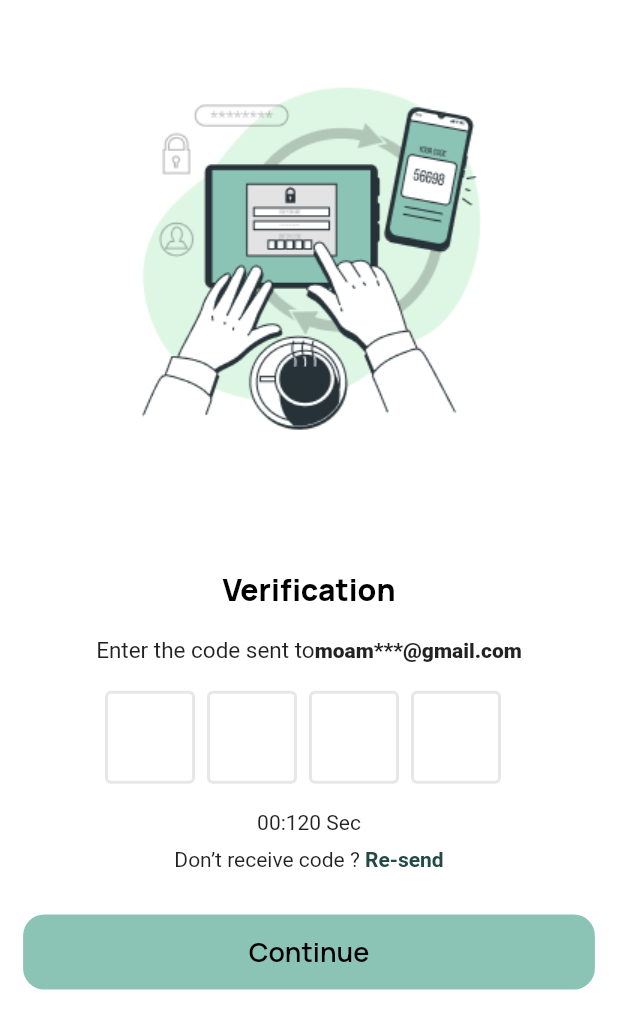
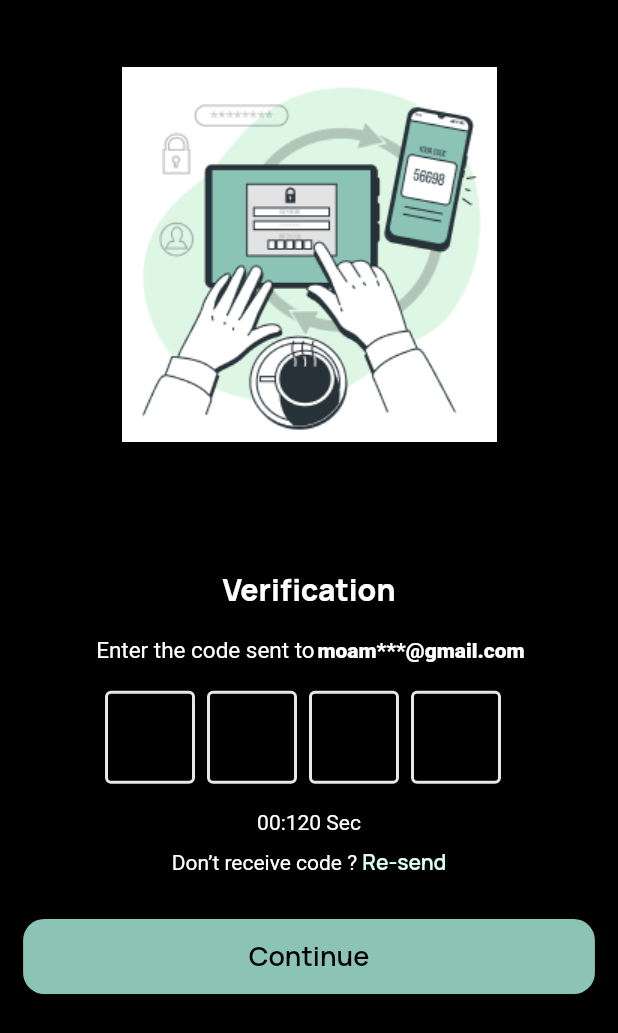
Before and after one commit to Mohamedihab29592/pillMate, a Flutter app: the ForgetPassword screen opened directly, after a tap on "Continue", on a phone screen of 412 x 824 dp. Shown: the top 1033 px of the screen. Run offline on Flutter 3.47's test engine with Material 2 defaults, Android fonts, the light colour scheme and no system bars; drawn by our look-alikes of flutter_otp_text_field; our stand-ins replace auto_size_text, dots_indicator, flutter_bloc, flutter_screenutil, flutter_svg, fluttertoast and 4 more; accounts and stored records are empty; statements that could not run were skipped.

Commit message:
Auth Edit

```diff
--- a/lib/core/utils/app_strings.dart
+++ b/lib/core/utils/app_strings.dart
@@ -48,7 +48,7 @@ class AppStrings {
   static const String resend = 'Re-send';
   static const String mailExample = 'moam***@gmail.com';
   static const String time = '00:120 Sec';
-  static const String enterCodeSent = 'Enter the code sent to';
+  static const String enterCodeSent = 'Enter the code sent to ';
   static const String dontReceiveCode = 'Don’t receive code ? ';
   static const String welcom = 'Welcome To PillMate';
   static const String orLoginWith = 'Or Login With';
--- a/lib/features/auth/presenation/screens/forget_password.dart
+++ b/lib/features/auth/presenation/screens/forget_password.dart
@@ -6,6 +6,9 @@ import 'package:pill_mate/core/functions/navigate.dart';
 import 'package:pill_mate/core/routes/app_routes.dart';
 import 'package:pill_mate/core/utils/app_assets.dart';
 import 'package:pill_mate/core/utils/app_strings.dart';
+
+import '../../../../core/utils/app_colors.dart';
+import '../../../../core/utils/app_text_style.dart';
 
 class ForgetPassword extends StatelessWidget {
   const ForgetPassword({super.key});
@@ -68,11 +71,12 @@ class ForgetPassword extends StatelessWidget {
                           navigateAndKill(
                               context: context, route: Routes.login);
                         },
-                        child: const Text(
+                        child:  Text(
                           AppStrings.login,
-                          style: TextStyle(color: Color(0xFF224A46)),
+                          style:
+                          regularStyle(color: Theme.of(context).brightness == Brightness.dark ?AppColors.kLightPrimaryColor:AppColors.kPrimaryColor, fontSize: 14),),
                         ),
-                      ),
+
                     ],
                   ),
                 ],
--- a/lib/features/auth/presenation/screens/verification.dart
+++ b/lib/features/auth/presenation/screens/verification.dart
@@ -6,6 +6,9 @@ import 'package:pill_mate/core/functions/navigate.dart';
 import 'package:pill_mate/core/routes/app_routes.dart';
 import 'package:pill_mate/core/utils/app_assets.dart';
 import 'package:pill_mate/core/utils/app_strings.dart';
+
+import '../../../../core/utils/app_colors.dart';
+import '../../../../core/utils/app_text_style.dart';
 
 class Verification extends StatelessWidget {
   const Verification({super.key});
@@ -95,11 +98,10 @@ class Verification extends StatelessWidget {
                         children: [
                           const Text(AppStrings.dontReceiveCode),
                           GestureDetector(
-                            child: const Text(
+                            child:  Text(
                               AppStrings.resend,
-                              style: TextStyle(
-                                  color: Color(0xFF224A46),
-                                  fontWeight: FontWeight.w600),
+                              style:
+                              regularStyle(color: Theme.of(context).brightness == Brightness.dark ?AppColors.kLightPrimaryColor:AppColors.kPrimaryColor, fontSize: 14),
                             ),
                           ),
                         ],
--- a/lib/main.dart
+++ b/lib/main.dart
@@ -19,7 +19,7 @@ class MyApp extends StatelessWidget {
       child: MaterialApp(
         debugShowCheckedModeBanner: false,
         title: AppStrings.appName,
-        theme: AppThemes.lightMode,
+        theme: AppThemes.darkMode,
 
 
         initialRoute: Routes.initialRoute,
```
